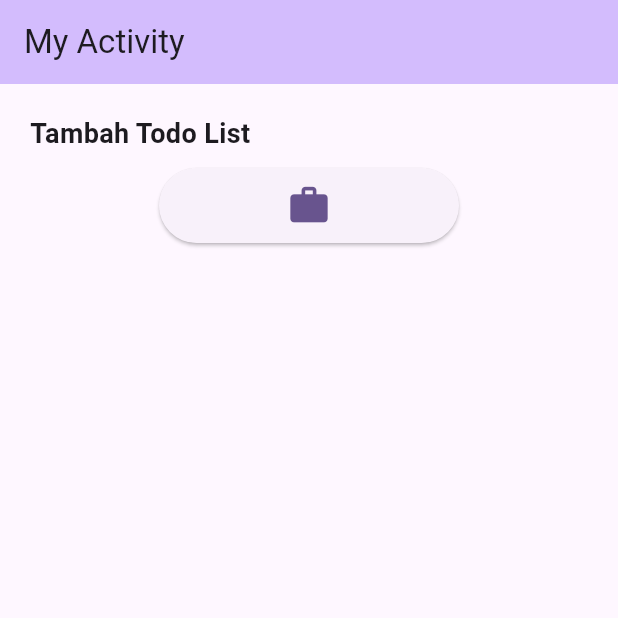
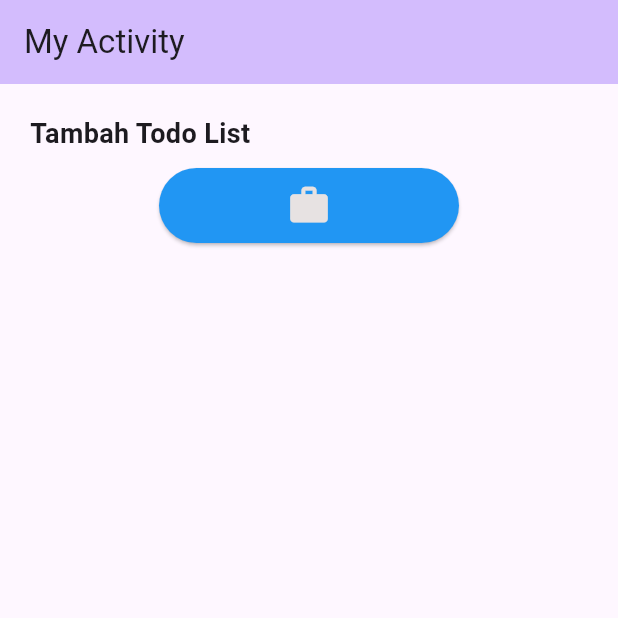
Before and after one commit to IrfanHidayatulahP/TodoApp_0142, a Flutter app: the screen it shows after launch, on a phone screen of 412 x 824 dp, the top half of it. Run offline on Flutter 3.47's test engine with Material 3 defaults, Android fonts, the phone set to English and light mode, and no system bars.

Commit message:
merubah warna icon pada button

```diff
--- a/lib/main.dart
+++ b/lib/main.dart
@@ -52,7 +52,9 @@ class _MyHomePageState extends State<MyHomePage> {
               child: ElevatedButton(
                 onPressed: () {
                 },
-                style: ElevatedButton.styleFrom( // Warna ikon putih agar kontras
+                style: ElevatedButton.styleFrom(
+                  backgroundColor: Colors.blue, // Warna tombol lebih gelap
+                  foregroundColor: const Color.fromARGB(255, 231, 226, 226),// Warna ikon putih agar kontras
                   minimumSize: const Size(200, 50), // Ukuran tombol (lebar x tinggi)
                 ),
                 child: const Icon(Icons.work, size: 30), // Ikon di tengah tombol
```
